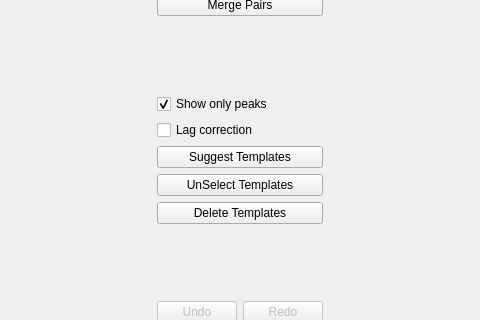
First picture: the form in circus/qt_GUI/qt_merge.ui, repository spyking-circus/spyking-circus, before the edit; both pictures show x 361 to 841 and y 150 to 470 of the 978 by 625 pixel window.
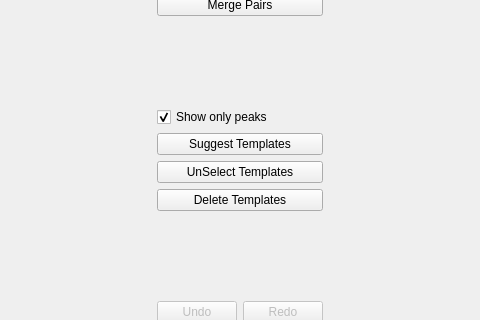
Second picture: the form after the edit. Icons and pictures are not drawn. Custom widgets are drawn as their Qt base class.

Commit message: Need proper testing

Patch:
```diff
--- a/circus/qt_GUI/qt_merge.ui
+++ b/circus/qt_GUI/qt_merge.ui
@@ -254,13 +254,6 @@
          </property>
         </widget>
        </item>
-       <item>
-        <widget class="QCheckBox" name="checkBox">
-         <property name="text">
-          <string>Lag correction</string>
-         </property>
-        </widget>
-       </item>
        <item>
         <widget class="QPushButton" name="btn_suggest_templates">
          <property name="text">
```
The commit also changes 2 other files.
